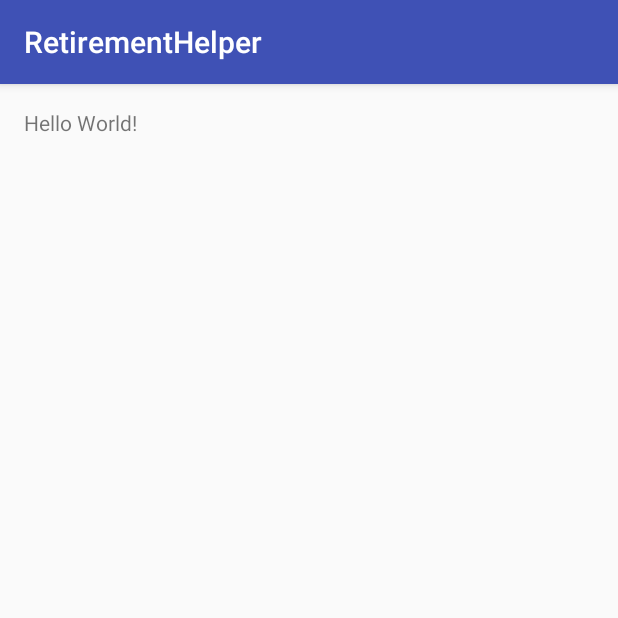
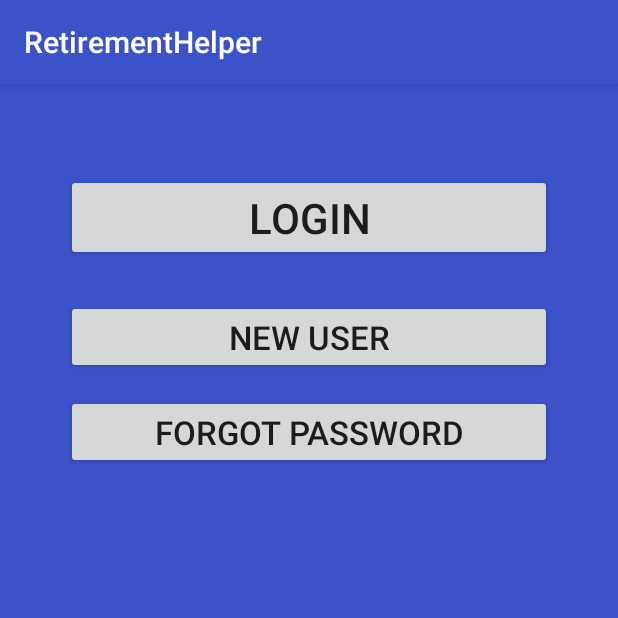
Before and after one commit to emuhlestein/FinancialPlanner, an Android app: the screen it shows after launch (MainActivity), on a phone screen of 412 x 824 dp, the top half of it. Run offline under Robolectric (Android 15) with nearby library versions, the phone set to English and light mode, and no system bars.

Commit message:
Add buttons to main activity.

```diff
--- a/retirementhelper/src/main/res/layout/activity_main.xml
+++ b/retirementhelper/src/main/res/layout/activity_main.xml
@@ -6,8 +6,43 @@
     android:paddingLeft="@dimen/activity_horizontal_margin"
     android:paddingRight="@dimen/activity_horizontal_margin"
     android:paddingTop="@dimen/activity_vertical_margin"
-    tools:context="com.intelliviz.retirementhelper.MainActivity">
+    tools:context="com.intelliviz.retirementhelper.MainActivity"
+    android:background="@color/colorPrimary">
 
-    <TextView android:layout_width="wrap_content" android:layout_height="wrap_content"
-        android:text="Hello World!" />
+    <Button
+        android:text="@string/login_string"
+        android:textSize="28sp"
+        android:layout_width="wrap_content"
+        android:layout_height="wrap_content"
+        android:layout_alignParentStart="true"
+        android:layout_marginStart="28dp"
+        android:layout_marginEnd="28dp"
+        android:layout_marginTop="44dp"
+        android:id="@+id/login_button"
+        android:layout_alignParentEnd="true" />
+
+    <Button
+        android:text="@string/new_user_label"
+        android:textSize="22sp"
+        android:layout_width="wrap_content"
+        android:layout_height="wrap_content"
+        android:layout_below="@+id/login_button"
+        android:layout_alignStart="@+id/login_button"
+        android:layout_marginTop="26dp"
+        android:layout_marginEnd="28dp"
+        android:id="@+id/new_user_button"
+        android:layout_alignParentEnd="true" />
+
+    <Button
+        android:text="@string/forgot_password"
+        android:textSize="22sp"
+        android:layout_marginEnd="28dp"
+        android:layout_width="wrap_content"
+        android:layout_height="wrap_content"
+        android:layout_below="@+id/new_user_button"
+        android:layout_alignStart="@+id/new_user_button"
+        android:layout_marginTop="14dp"
+        android:id="@+id/forgot_password_button"
+        android:layout_alignParentEnd="true" />
+
 </RelativeLayout>
--- a/retirementhelper/src/main/res/values/colors.xml
+++ b/retirementhelper/src/main/res/values/colors.xml
@@ -1,6 +1,6 @@
 <?xml version="1.0" encoding="utf-8"?>
 <resources>
-    <color name="colorPrimary">#3F51B5</color>
+    <color name="colorPrimary">#3b52c9</color>
     <color name="colorPrimaryDark">#303F9F</color>
     <color name="colorAccent">#FF4081</color>
 </resources>
--- a/retirementhelper/src/main/res/values/strings.xml
+++ b/retirementhelper/src/main/res/values/strings.xml
@@ -1,3 +1,6 @@
 <resources>
     <string name="app_name">RetirementHelper</string>
+    <string name="login_string">Login</string>
+    <string name="new_user_label">New User</string>
+    <string name="forgot_password">Forgot Password</string>
 </resources>
```
Also changed, not shown: 1 other file.
